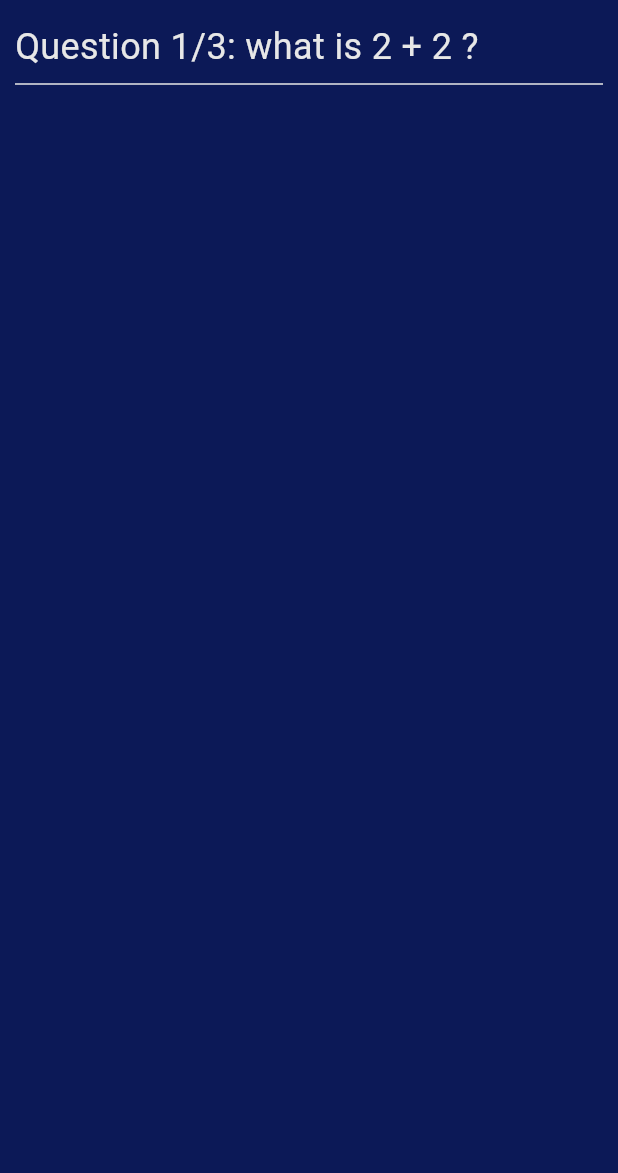
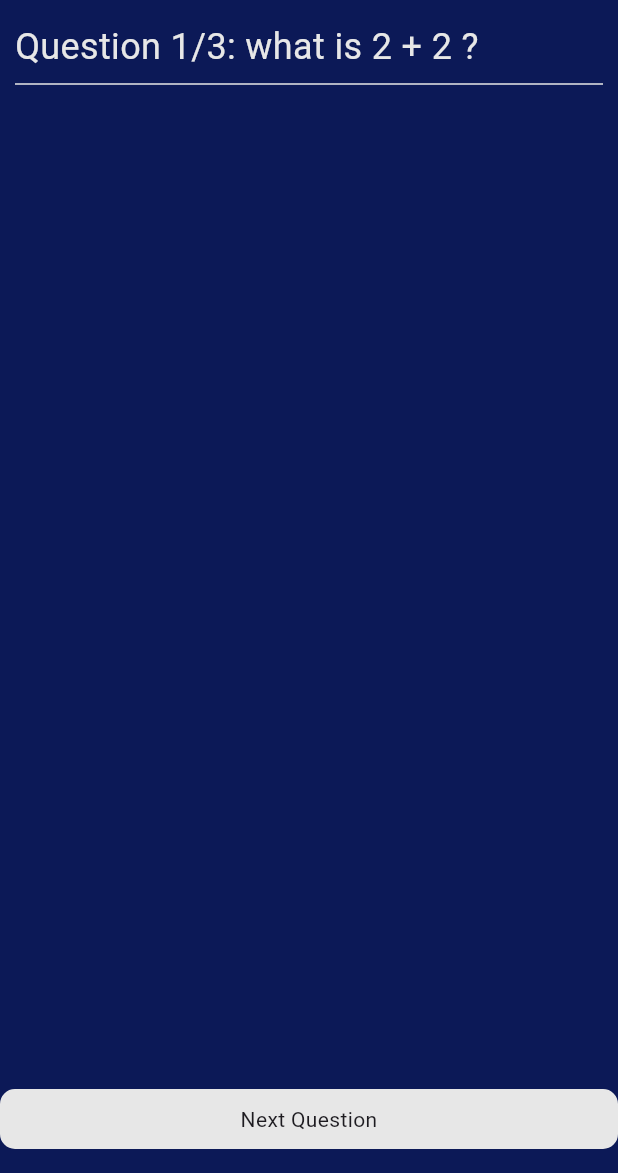
Before and after one commit to techusman-codes/Quiz_app, a Flutter app: the screen it shows after launch, on a phone screen of 412 x 824 dp, the part 63-1236 px from its top. Run offline on Flutter 3.47's test engine with Material 3 defaults, Android fonts, the phone set to English and light mode, and no system bars; statements that could not run were skipped.

Commit message:
add NextButton Widget

```diff
--- a/lib/features/screens/home_screen.dart
+++ b/lib/features/screens/home_screen.dart
@@ -1,5 +1,6 @@
 import 'package:demo_app/models/Questions/qustions_models.dart';
 import 'package:demo_app/models/constants.dart';
+import 'package:demo_app/models/widget/next_widget.dart';
 import 'package:demo_app/models/widget/quiz_widget.dart';
 import 'package:flutter/material.dart';
 
@@ -58,6 +59,9 @@ class _HomeScreenState extends State<HomeScreen> {
           ],
         ),
       ),
+      // use the floating action button to create the next Question
+      floatingActionButton: NextButton(),
+      floatingActionButtonLocation: FloatingActionButtonLocation.centerFloat,
     );
   }
 }
--- a/lib/models/instructions.txt
+++ b/lib/models/instructions.txt
@@ -12,3 +12,4 @@ before going to the UI desing, first lets make some constant variables
  -- done with the Question widget
 
  - Ceate the next Question with button
+ -- add it to the floating action Button
--- /dev/null
+++ b/lib/models/widget/next_widget.dart
@@ -0,0 +1,23 @@
+import 'package:demo_app/models/constants.dart';
+import 'package:flutter/material.dart';
+
+class NextButton extends StatelessWidget {
+  const NextButton({super.key});
+
+  @override
+  Widget build(BuildContext context) {
+    return Container(
+      width: double.infinity,
+      decoration: BoxDecoration(
+        color: neutral,
+        borderRadius: BorderRadius.circular(10),
+      ),
+      padding: EdgeInsets.symmetric(vertical: 10.0),
+      child: Text(
+        'Next Question',
+        style: TextStyle(fontSize: 12,,,,,,,,,,,,,,,,,,,,,,,,,,,,,,,,,,,,,,,,,,,,,,,,,,,,,,,,,,,),
+        textAlign: TextAlign.center,
+      ),
+    );
+  }
+}
```
